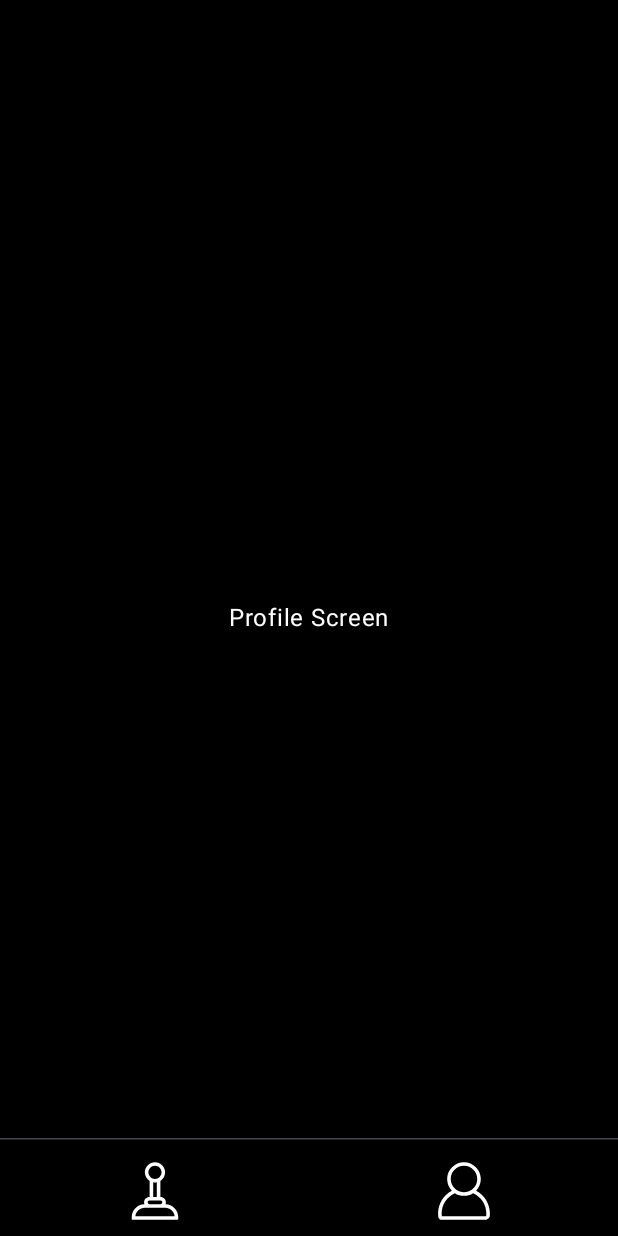
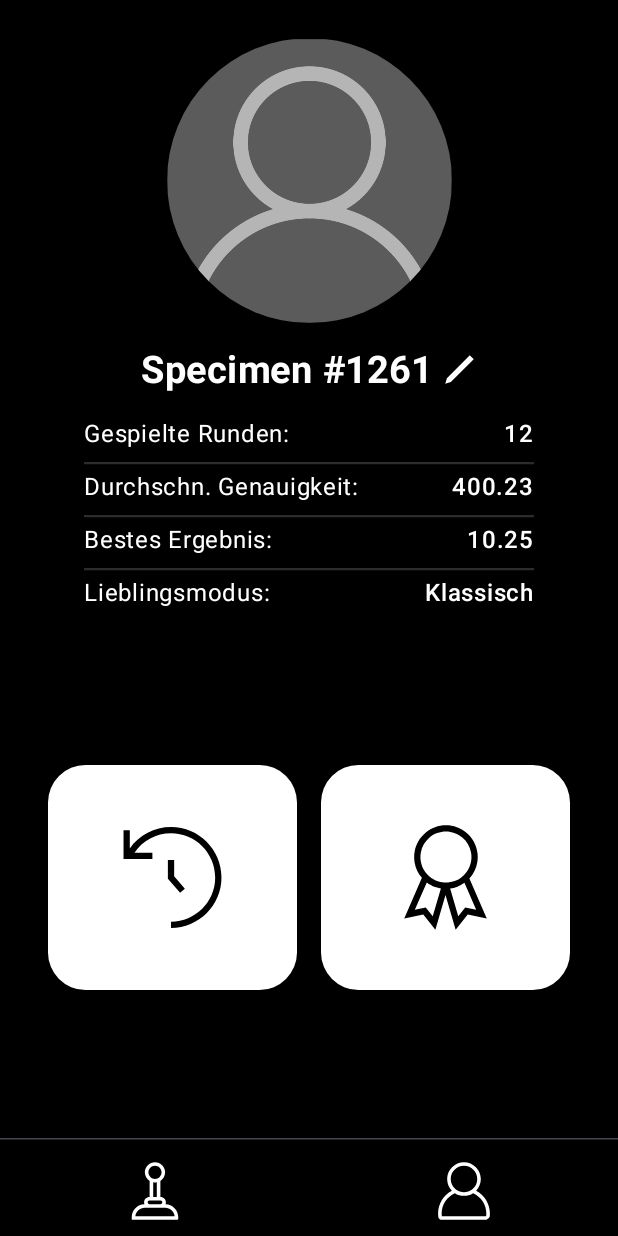
Before and after one commit to llukass3/alien-abduction, an Android app built with Jetpack Compose: the ProfileScreen screen opened through its navigation route, on a phone screen of 412 x 824 dp. Run offline under Robolectric (Android 15) with nearby library versions, the phone set to English and light mode, and no system bars.

Commit message:
styled profile screen UI

```diff
--- a/app/src/main/java/com/example/alien_abduction/MainActivity.kt
+++ b/app/src/main/java/com/example/alien_abduction/MainActivity.kt
@@ -81,7 +81,9 @@ class MainActivity : ComponentActivity() {
                             )
                         }
                         composable<ProfileScreen> {
-                            ProfileScreen()
+                            ProfileScreen(
+                                modifier = Modifier.padding(innerPadding)
+                            )
                         }
                     }
                 }
--- /dev/null
+++ b/app/src/main/java/com/example/alien_abduction/presentation/customComposables/MainGameCard.kt
@@ -0,0 +1,34 @@
+package com.example.alien_abduction.presentation.customComposables
+
+import androidx.compose.foundation.layout.fillMaxHeight
+import androidx.compose.foundation.layout.size
+import androidx.compose.foundation.shape.RoundedCornerShape
+import androidx.compose.material3.Button
+import androidx.compose.material3.FilledIconButton
+import androidx.compose.material3.Icon
+import androidx.compose.material3.Text
+import androidx.compose.runtime.Composable
+import androidx.compose.ui.Modifier
+import androidx.compose.ui.res.painterResource
+import androidx.compose.ui.unit.dp
+import com.example.alien_abduction.R
+
+@Composable
+fun MainGameCard(
+    modifier: Modifier = Modifier,
+    painterResourceId: Int,
+    onClick: () -> Unit = {},
+) {
+    FilledIconButton(
+        onClick = onClick,
+        shape = RoundedCornerShape(25.dp),
+        modifier = modifier
+            .fillMaxHeight() // fill the parent’s height
+    ) {
+        Icon(
+            painter = painterResource(id = painterResourceId),
+            contentDescription = "settings",
+            modifier = Modifier.size(70.dp)
+        )
+    }
+}
--- a/app/src/main/java/com/example/alien_abduction/presentation/screens/menu/ProfileScreen.kt
+++ b/app/src/main/java/com/example/alien_abduction/presentation/screens/menu/ProfileScreen.kt
@@ -1,31 +1,154 @@
 package com.example.alien_abduction.presentation.screens.menu
 
+import androidx.compose.foundation.Image
 import androidx.compose.foundation.layout.Arrangement
 import androidx.compose.foundation.layout.Column
 import androidx.compose.foundation.layout.fillMaxSize
 import androidx.compose.foundation.layout.padding
 import androidx.compose.material3.Scaffold
 import androidx.compose.material3.Text
+import androidx.compose.foundation.clickable
+import androidx.compose.foundation.layout.PaddingValues
+import androidx.compose.foundation.layout.Row
+import androidx.compose.foundation.layout.fillMaxHeight
+import androidx.compose.foundation.layout.fillMaxWidth
+import androidx.compose.foundation.layout.height
+import androidx.compose.foundation.layout.size
+import androidx.compose.foundation.layout.width
+import androidx.compose.foundation.lazy.grid.GridCells
+import androidx.compose.foundation.lazy.grid.LazyHorizontalGrid
+import androidx.compose.foundation.shape.CircleShape
+import androidx.compose.foundation.shape.RoundedCornerShape
+import androidx.compose.material3.Card
+import androidx.compose.material3.FilledIconButton
+import androidx.compose.material3.HorizontalDivider
+import androidx.compose.material3.Icon
+import androidx.compose.material3.IconButton
+import androidx.compose.material3.IconButtonDefaults
+import androidx.compose.material3.MaterialTheme
 import androidx.compose.runtime.Composable
 import androidx.compose.ui.Alignment
 import androidx.compose.ui.Modifier
+import androidx.compose.ui.draw.clip
+import androidx.compose.ui.graphics.Color
+import androidx.compose.ui.res.painterResource
+import androidx.compose.ui.text.font.FontWeight
 import androidx.compose.ui.tooling.preview.Preview
-import com.example.alien_abduction.ui.theme.AlienHeadingFont
+import androidx.compose.ui.unit.dp
+import com.example.alien_abduction.R
+import com.example.alien_abduction.presentation.customComposables.MainGameButton
+import com.example.alien_abduction.presentation.customComposables.MainGameCard
+import com.example.alien_abduction.ui.theme.AlienDarkGray
+import com.example.alien_abduction.ui.theme.AlienLightGray
 import com.example.alien_abduction.ui.theme.AlienabductionTheme
 
 @Composable
 fun ProfileScreen(modifier: Modifier = Modifier) {
     Column (
-        verticalArrangement = Arrangement.Center,
         horizontalAlignment = Alignment.CenterHorizontally,
-        modifier = Modifier.fillMaxSize()
+        modifier = modifier
+            .fillMaxSize()
+            .padding(start = 16.dp, end = 16.dp, top = 25.dp)
+    ){
+        UserProfile()
+        UserStats(
+            modifier = Modifier
+                .width(300.dp)
+                .padding(top = 16.dp)
+        )
+
+        Row(
+            horizontalArrangement = Arrangement.spacedBy(16.dp),
+            verticalAlignment = Alignment.CenterVertically,
+            modifier = Modifier
+                .fillMaxSize()
+                .padding(16.dp)
+        ) {
+            MainGameCard(
+                modifier = Modifier
+                    .weight(1f)
+                    .height(150.dp),
+                painterResourceId = R.drawable.game_history,
+                onClick = {}
+            )
+            MainGameCard(
+                modifier = Modifier
+                    .weight(1f)
+                    .height(150.dp),
+                painterResourceId = R.drawable.badge,
+                onClick = {}
+            )
+        }
+    }
+}
+
+@Composable
+fun UserProfile() {
+    Image(
+        painterResource(R.drawable.empty_pfp),
+        contentDescription = "profile picture",
+        modifier = Modifier
+            .size(190.dp)
+            .clip(CircleShape)
+            .clickable {  }
+    )
+
+    Row (
+        verticalAlignment = Alignment.CenterVertically,
+        modifier = Modifier
+            .padding(top = 16.dp)
+            .clickable {  }
     ){
         Text(
-            text = "Profile Screen",
-            fontFamily = AlienHeadingFont
+            text = "Specimen #1261",
+            style = MaterialTheme.typography.titleLarge
+        )
+        Icon(
+            painter = painterResource(R.drawable.pen),
+            contentDescription = "edit profile",
+            modifier = Modifier
+                .size(30.dp)
+                .padding(start = 5.dp)
         )
     }
 }
+
+@Composable
+fun UserStats(modifier: Modifier = Modifier) {
+    Column (
+        horizontalAlignment = Alignment.CenterHorizontally,
+        modifier = modifier
+    ){
+        val dividerModifier: Modifier = Modifier.padding(bottom = 3.dp, top = 3.dp)
+
+        UserStatsRow(label = "Gespielte Runden", value = "12",)
+        HorizontalDivider(color = AlienDarkGray, thickness = 1.5.dp, modifier = dividerModifier)
+        UserStatsRow(label = "Durchschn. Genauigkeit", value = "400.23",)
+        HorizontalDivider(color = AlienDarkGray, thickness = 1.5.dp, modifier = dividerModifier)
+        UserStatsRow(label = "Bestes Ergebnis", value = "10.25",)
+        HorizontalDivider(color = AlienDarkGray, thickness = 1.5.dp, modifier = dividerModifier)
+        UserStatsRow(label = "Lieblingsmodus", value = "Klassisch",)
+    }
+}
+
+@Composable
+fun UserStatsRow(
+    modifier: Modifier = Modifier,
+    label: String,
+    value: String
+) {
+    Row(
+        horizontalArrangement = Arrangement.SpaceBetween,
+        modifier = modifier
+            .fillMaxWidth()
+            .padding(bottom = 3.dp)
+    ) {
+        Text("${label}:")
+        Text(text = value, fontWeight = FontWeight.SemiBold)
+    }
+}
+
+
 
 @Preview
 @Composable
--- a/app/src/main/java/com/example/alien_abduction/presentation/screens/menu/setupScreens/GameSetupScreen.kt
+++ b/app/src/main/java/com/example/alien_abduction/presentation/screens/menu/setupScreens/GameSetupScreen.kt
@@ -80,7 +80,7 @@ fun GameSetupPreview() {
         Scaffold { innerPadding ->
             GameSetupScreen(
                 modifier = Modifier.padding(innerPadding),
-                mode = GameModes.fromMode(GameMode.CLASSIC),
+                mode = GameModes.fromMode(GameMode.CHALLENGE),
             )
         }
     }
--- a/app/src/main/java/com/example/alien_abduction/ui/theme/Type.kt
+++ b/app/src/main/java/com/example/alien_abduction/ui/theme/Type.kt
@@ -27,6 +27,38 @@ val AlienBodyFont = FontFamily(
     Font(
         googleFont = GoogleFont(name = "Montserrat"),
         fontProvider = provider,
+        weight = FontWeight.Light,
+        style = FontStyle.Normal
+    ),
+    Font(
+        googleFont = GoogleFont(name = "Montserrat"),
+        fontProvider = provider,
+        weight = FontWeight.Normal,
+        style = FontStyle.Normal
+    ),
+    Font(
+        googleFont = GoogleFont(name = "Montserrat"),
+        fontProvider = provider,
+        weight = FontWeight.Medium,
+        style = FontStyle.Normal
+    ),
+    Font(
+        googleFont = GoogleFont(name = "Montserrat"),
+        fontProvider = provider,
+        weight = FontWeight.SemiBold,
+        style = FontStyle.Normal
+    ),
+    Font(
+        googleFont = GoogleFont(name = "Montserrat"),
+        fontProvider = provider,
+        weight = FontWeight.Bold,
+        style = FontStyle.Normal
+    ),
+    Font(
+        googleFont = GoogleFont(name = "Montserrat"),
+        fontProvider = provider,
+        weight = FontWeight.ExtraBold,
+        style = FontStyle.Normal
     )
 )
 
@@ -37,6 +69,13 @@ val Typography = Typography(
         fontFamily = AlienBodyFont,
         fontWeight = FontWeight.Normal,
         fontSize = 16.sp,
+        lineHeight = 24.sp,
+        letterSpacing = 0.5.sp
+    ),
+    titleLarge = TextStyle(
+        fontFamily = AlienBodyFont,
+        fontWeight = FontWeight.W700,
+        fontSize = 25.sp,
         lineHeight = 24.sp,
         letterSpacing = 0.5.sp
     ),
@@ -57,7 +96,7 @@ val Typography = Typography(
     headlineLarge = TextStyle(
         fontFamily = AlienHeadingFont,
         fontWeight = FontWeight.Normal,
-        fontSize = 30.sp,
+        fontSize = 28.sp,
         lineHeight = 24.sp,
         letterSpacing = 0.5.sp
     )
--- /dev/null
+++ b/app/src/main/res/drawable/pen.xml
@@ -0,0 +1,9 @@
+<vector xmlns:android="http://schemas.android.com/apk/res/android"
+    android:width="300dp"
+    android:height="300dp"
+    android:viewportWidth="300"
+    android:viewportHeight="300">
+  <path
+      android:fillColor="#FF000000"
+      android:pathData="M79.86,252.22l-45.37,13.29l13.29,-45.37l185.65,-185.65l32.08,32.08l-185.65,185.65z"/>
+</vector>
```
Also changed, not shown: app/src/main/res/drawable/empty_pfp.png (added).
